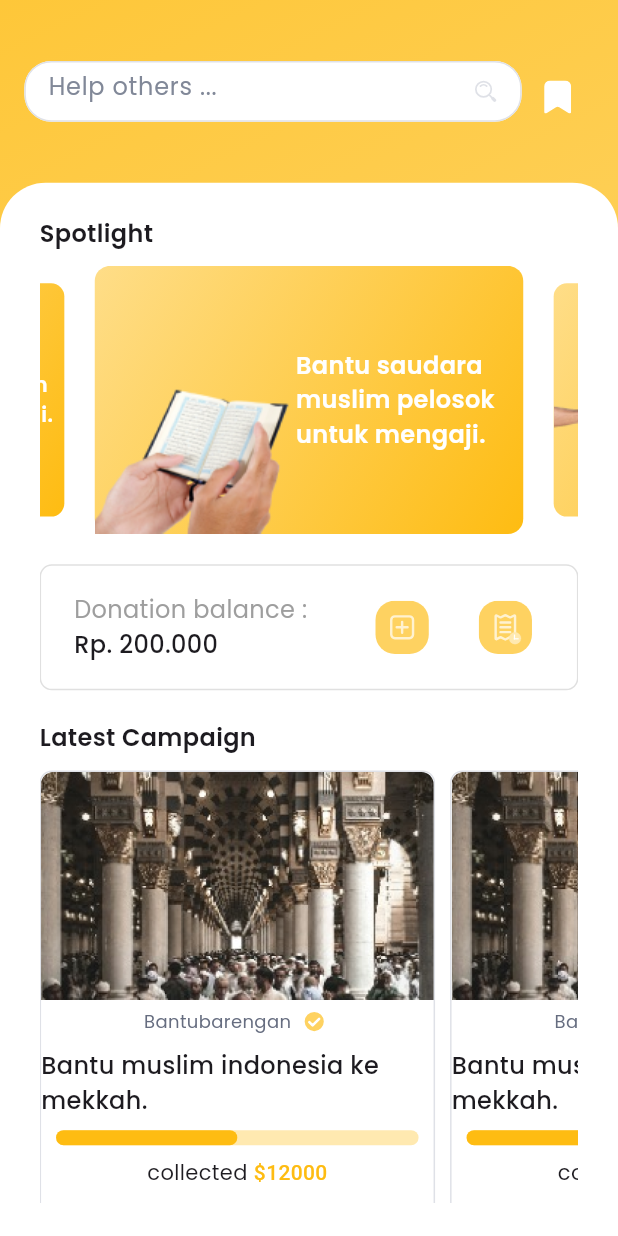
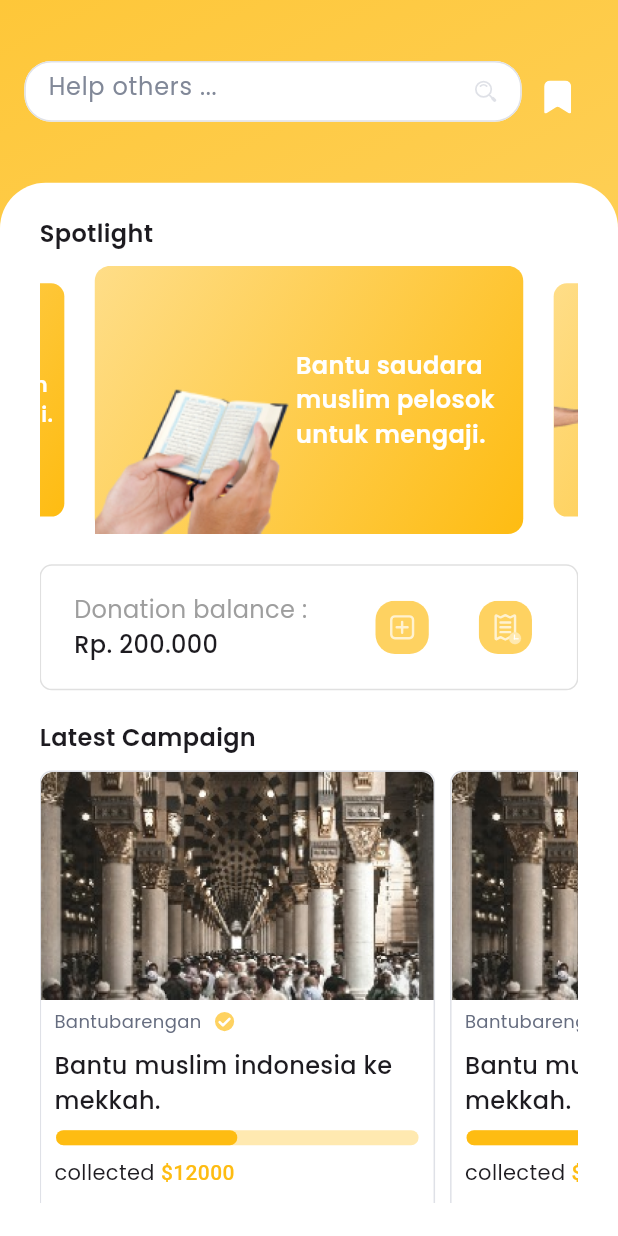
Before and after one commit to KhaledElalfy1/ajuda-app, a Flutter app: the HomeView screen opened directly, on a phone screen of 412 x 824 dp. Run offline on Flutter 3.47's test engine with Material 3 defaults, Android fonts, the phone set to English and light mode, and no system bars; drawn by our look-alikes of carousel_slider, percent_indicator; our stand-ins replace flutter_bloc, flutter_screenutil, flutter_svg, gap, get_it, google_fonts and 1 more; accounts and stored records are empty.

Commit message:
finish home page UI

```diff
--- a/lib/features/home/presentation/view/widgets/donation_case_card_item.dart
+++ b/lib/features/home/presentation/view/widgets/donation_case_card_item.dart
@@ -47,7 +47,13 @@ class DonationCaseCardItem extends StatelessWidget {
             ),
           ),
           Gap(4.h),
-          Row(
+          Padding(
+            padding: EdgeInsets.symmetric(horizontal: 8.0.w),
+            child: Column(
+              children: [
+                Align(
+                  alignment: Alignment.centerLeft,
+                  child: Row(
                     mainAxisSize: MainAxisSize.min,
                     mainAxisAlignment: MainAxisAlignment.start,
                     children: [
@@ -70,10 +76,14 @@ class DonationCaseCardItem extends StatelessWidget {
                       ),
                     ],
                   ),
+                ),
                 Gap(8.h),
                 Text(
                   donationModel.donationTitle,
                   style: AppFonts.medium16,
+                ),
+              ],
+            ),
           ),
           Gap(8.h),
           LinearPercentIndicator(
@@ -88,7 +98,11 @@ class DonationCaseCardItem extends StatelessWidget {
             progressColor: AppColors.primaryColor,
           ),
           Gap(8.h),
-          Text.rich(
+          Padding(
+            padding: EdgeInsets.symmetric(horizontal: 8.0.w),
+            child: Align(
+              alignment: Alignment.centerLeft,
+              child: Text.rich(
                 TextSpan(
                   text: 'collected ',
                   children: [
@@ -101,6 +115,8 @@ class DonationCaseCardItem extends StatelessWidget {
                   ],
                 ),
               ),
+            ),
+          ),
           Gap(8.h),
         ],
       ),
--- a/lib/features/home/presentation/view/widgets/location_card_list.dart
+++ b/lib/features/home/presentation/view/widgets/location_card_list.dart
@@ -1,10 +1,9 @@
-
 import 'package:ajuda/core/models/donation_location_model.dart';
 import 'package:ajuda/core/utils/app_images.dart';
 import 'package:ajuda/features/home/presentation/view/widgets/location_card_item.dart';
 import 'package:flutter/material.dart';
-import 'package:flutter_screenutil/flutter_screenutil.dart';
 import 'package:gap/gap.dart';
+
 class LocationCardList extends StatelessWidget {
   const LocationCardList({
     super.key,
@@ -12,8 +11,8 @@ class LocationCardList extends StatelessWidget {
 
   @override
   Widget build(BuildContext context) {
-    return SizedBox(
-      height: 150.h,
+    return AspectRatio(
+      aspectRatio: 2 / .9,
       child: ListView.separated(
         scrollDirection: Axis.horizontal,
         itemCount: 5,
```
Lines whose indentation alone changed are shown as unchanged.
